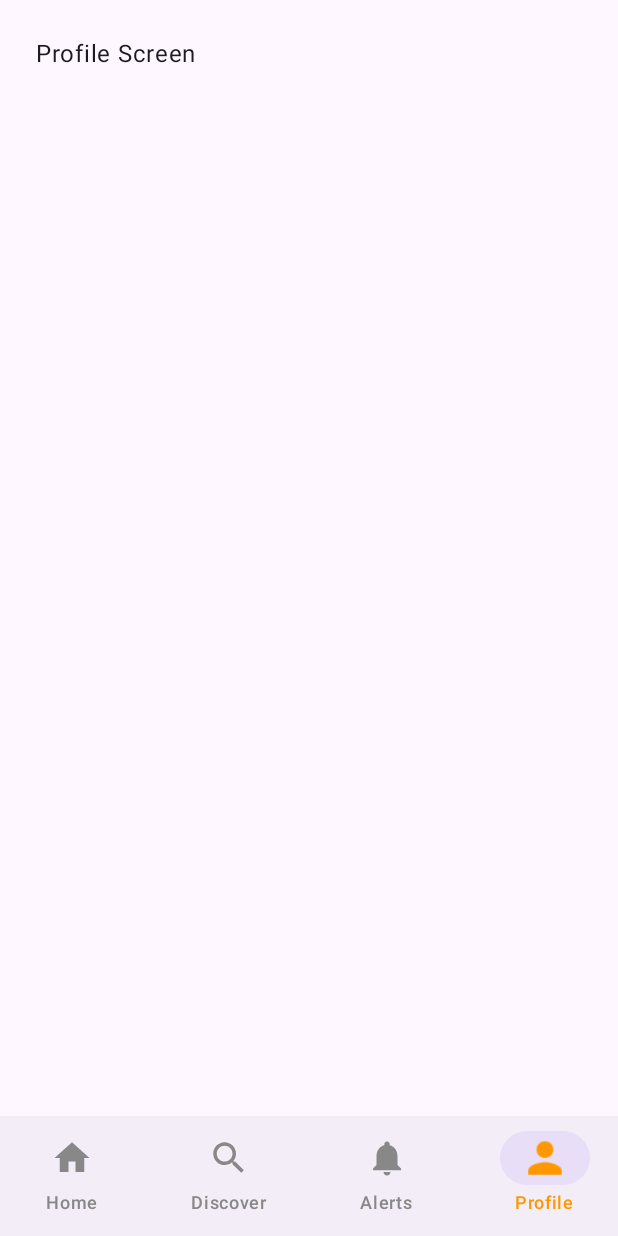
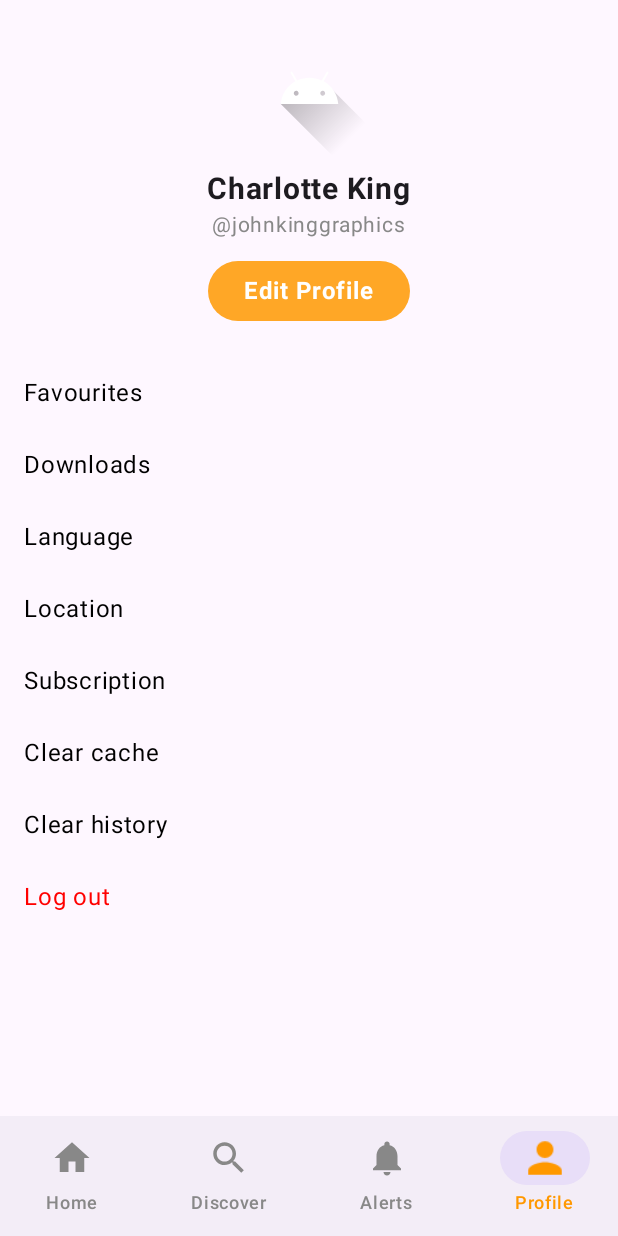
Before and after one commit to JackSkyVN/Wordpress_Client_USTH, an Android app built with Jetpack Compose: the MainScreen screen opened through its navigation route, item 4 of the bottom bar chosen, on a phone screen of 412 x 824 dp. Run offline under Robolectric (Android 15) with nearby library versions, the phone set to English and light mode, and no system bars; pictures from the network do not load.

Commit message:
Demo them profile

```diff
--- a/app/build.gradle.kts
+++ b/app/build.gradle.kts
@@ -62,4 +62,7 @@ dependencies {
     implementation("androidx.compose.ui:ui-tooling-preview:1.9.1")
     implementation("androidx.navigation:navigation-compose:2.9.4")
     debugImplementation("androidx.compose.ui:ui-tooling:1.5.3")
-}
+    implementation("io.coil-kt:coil-compose:2.4.0")
+    implementation("androidx.compose.material:material-icons-core:1.6.0") // Or the latest version
+    implementation("androidx.compose.material:material-icons-extended:1.6.0") // Or the latest version
+    }
--- a/app/src/main/java/com/example/wordpressclient/MainActivity.kt
+++ b/app/src/main/java/com/example/wordpressclient/MainActivity.kt
@@ -3,7 +3,6 @@ package com.example.wordpressclient
 import android.os.Bundle
 import androidx.activity.ComponentActivity
 import androidx.activity.compose.setContent
-import androidx.compose.material3.MaterialTheme
 import androidx.compose.runtime.Composable
 import androidx.compose.runtime.mutableStateListOf
 import androidx.compose.runtime.remember
@@ -61,6 +60,7 @@ fun AppNavigation() {
                         // we could also pass back an error callback but simpler: LoginScreen handles error states locally
                     }
                 },
+
                 onSignUpClick = { navController.navigate(Screen.Register.route) },
                 onGoogleClick = { /* TODO */ },
                 onAppleClick = { /* TODO */ },
--- a/app/src/main/java/com/example/wordpressclient/ui/main/MainScreen.kt
+++ b/app/src/main/java/com/example/wordpressclient/ui/main/MainScreen.kt
@@ -8,27 +8,43 @@ import androidx.compose.ui.unit.dp
 import androidx.navigation.compose.NavHost
 import androidx.navigation.compose.composable
 import androidx.navigation.compose.rememberNavController
+import com.example.wordpressclient.ui.home.HomeScreen
+import com.example.wordpressclient.ui.notification.Alert
+import com.example.wordpressclient.ui.profile.EditProfileScreen
+import com.example.wordpressclient.ui.profile.MyProfileScreen
 
 @Composable
-fun MainScreen() {
+fun MainScreen(onLogoutClick: () -> Unit) {
     val navController = rememberNavController()
-
     Scaffold(
-        bottomBar = { BottomNavigationBar(navController) }
+        bottomBar = { BottomNavigationBar(navController = navController) } // Pass navController here
     ) { innerPadding ->
-        NavHost(
-            navController = navController,
+        NavHost(navController = navController,
             startDestination = BottomNavItem.Home.route,
             modifier = Modifier.padding(innerPadding)
         ) {
-            composable(BottomNavItem.Home.route) { DummyScreen("Home Screen") }
-            composable(BottomNavItem.Discover.route) { DummyScreen("Discover Screen") }
-            composable(BottomNavItem.Notifications.route) { DummyScreen("Notifications Screen") }
-            composable(BottomNavItem.Profile.route) { DummyScreen("Profile Screen") }
+            composable(BottomNavItem.Home.route) {
+                HomeScreen(navController)
+            }
+            composable(BottomNavItem.Discover.route) {DummyScreen("Discover Screen") }
+            composable(BottomNavItem.Notifications.route) {Alert()}
+            composable(route = BottomNavItem.Profile.route) {
+                MyProfileScreen(
+                    onEditClick = {
+                        navController.navigate("edit_profile")
+                    }
+                )
+            }
+            composable("edit_profile") {
+                EditProfileScreen(
+                    onBack = { navController.popBackStack() },
+                    onSave = { navController.popBackStack() }
+
+                )
+            }
         }
     }
 }
-
 @Composable
 fun DummyScreen(name: String) {
     androidx.compose.material3.Text(text = name, modifier = Modifier.padding(24.dp))
--- a/app/src/main/java/com/example/wordpressclient/ui/profile/MyProfileScreen.kt
+++ b/app/src/main/java/com/example/wordpressclient/ui/profile/MyProfileScreen.kt
@@ -33,7 +33,7 @@ fun MyProfileScreen(
             modifier = Modifier.fillMaxWidth()
         ) {
             Image(
-                painter = painterResource(id = R.drawable.avatar),
+                painter = painterResource(id = R.drawable.ic_launcher_foreground),
                 contentDescription = "Profile",
                 modifier = Modifier
                     .size(90.dp)
```
